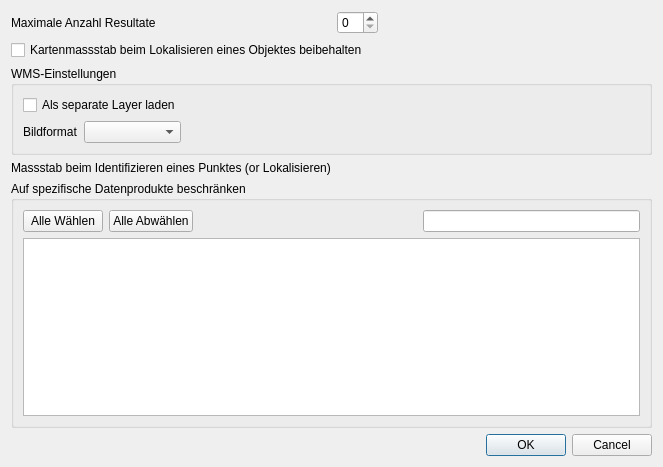
Before: the Qt Designer form solocator/ui/config.ui in opengisch/solocator, drawn with Qt 5.
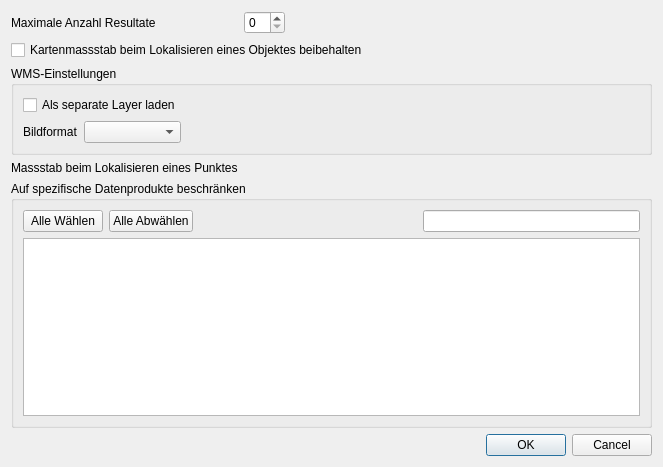
After: the same form once the commit is applied. Custom widgets are drawn as their Qt base class.

The edit to the form file:
```diff
--- a/solocator/ui/config.ui
+++ b/solocator/ui/config.ui
@@ -176,7 +176,7 @@
    <item row="5" column="0">
     <widget class="QLabel" name="scale_label">
      <property name="text">
-      <string>Massstab beim Identifizieren eines Punktes (or Lokalisieren)</string>
+      <string>Massstab beim Lokalisieren eines Punktes</string>
      </property>
     </widget>
    </item>
```
